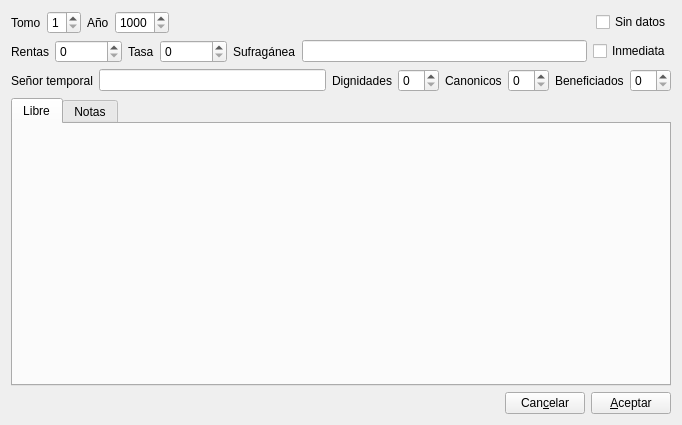
rogorido/qtpredicadores, file gui/dlgdiocesisdetalles.ui: the form before one commit.
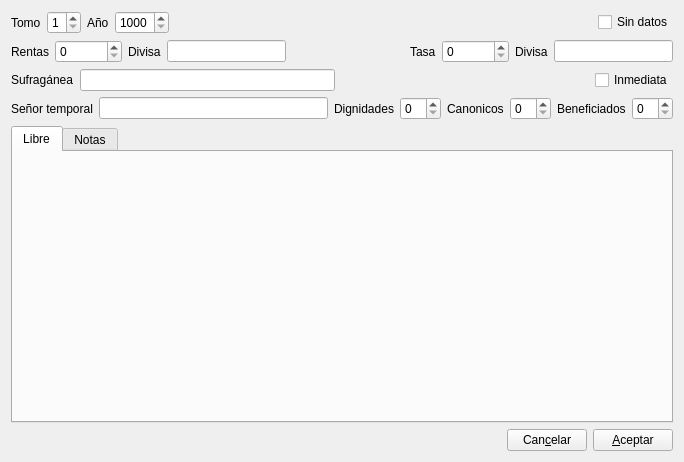
The form after the commit. Custom widgets are drawn as their Qt base class.

Commit message: Completando funcionalidad del nuevo form dlgDiocesisDetalles

Diff of the .ui file:
```diff
--- a/gui/dlgdiocesisdetalles.ui
+++ b/gui/dlgdiocesisdetalles.ui
@@ -6,8 +6,8 @@
    <rect>
     <x>0</x>
     <y>0</y>
-    <width>682</width>
-    <height>425</height>
+    <width>684</width>
+    <height>462</height>
    </rect>
   </property>
   <property name="windowTitle">
@@ -97,6 +97,32 @@
        </property>
       </widget>
      </item>
+     <item>
+      <widget class="QLabel" name="label_10">
+       <property name="text">
+        <string>Divisa</string>
+       </property>
+       <property name="buddy">
+        <cstring>txtRentasDivisa</cstring>
+       </property>
+      </widget>
+     </item>
+     <item>
+      <widget class="QLineEdit" name="txtRentasDivisa"/>
+     </item>
+     <item>
+      <spacer name="horizontalSpacer_4">
+       <property name="orientation">
+        <enum>Qt::Horizontal</enum>
+       </property>
+       <property name="sizeHint" stdset="0">
+        <size>
+         <width>40</width>
+         <height>20</height>
+        </size>
+       </property>
+      </spacer>
+     </item>
      <item>
       <widget class="QLabel" name="label_4">
        <property name="text">
@@ -115,6 +141,23 @@
       </widget>
      </item>
      <item>
+      <widget class="QLabel" name="label_11">
+       <property name="text">
+        <string>Divisa</string>
+       </property>
+       <property name="buddy">
+        <cstring>txtTasaDivisa</cstring>
+       </property>
+      </widget>
+     </item>
+     <item>
+      <widget class="QLineEdit" name="txtTasaDivisa"/>
+     </item>
+    </layout>
+   </item>
+   <item>
+    <layout class="QHBoxLayout" name="horizontalLayout_5">
+     <item>
       <widget class="QLabel" name="label_9">
        <property name="text">
         <string>Sufragánea</string>
@@ -127,6 +170,19 @@
      <item>
       <widget class="myQLineEdit" name="txtSufraganea"/>
      </item>
+     <item>
+      <spacer name="horizontalSpacer_3">
+       <property name="orientation">
+        <enum>Qt::Horizontal</enum>
+       </property>
+       <property name="sizeHint" stdset="0">
+        <size>
+         <width>40</width>
+         <height>20</height>
+        </size>
+       </property>
+      </spacer>
+     </item>
      <item>
       <widget class="QCheckBox" name="ckInmediata">
        <property name="text">
```
Left out of the diff: 8 changed lines with no effect on the pictures. The commit also changes 3 other files.
